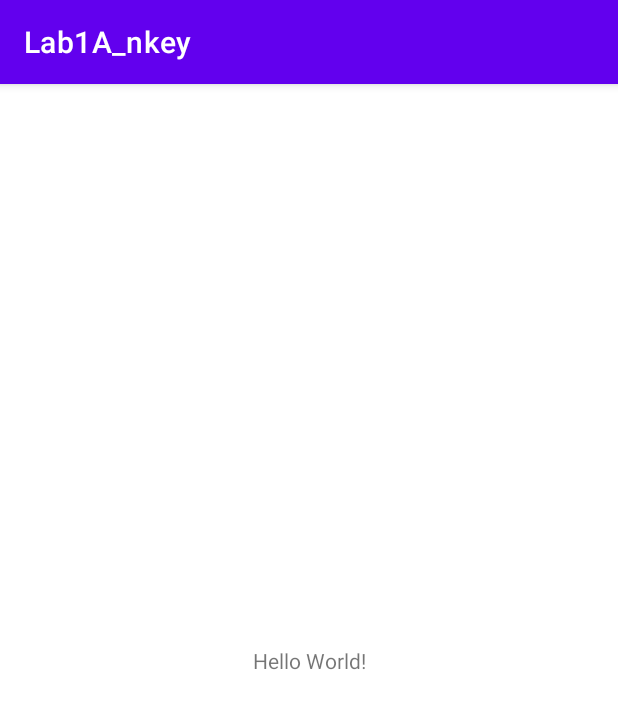
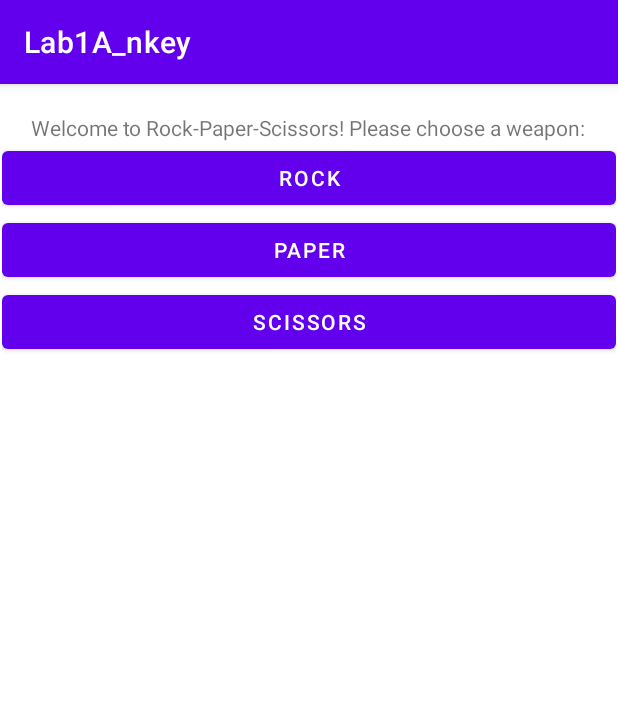
Before and after one commit to nkey0011/cs408_lab1a, an Android app: the screen it shows after launch (MainActivity), on a phone screen of 412 x 824 dp. Shown: the top 709 px of the screen. Run offline under Robolectric (Android 15) with nearby library versions, the phone set to English and light mode, and no system bars.

Commit message:
added buttons

```diff
--- a/app/src/main/res/layout/activity_main.xml
+++ b/app/src/main/res/layout/activity_main.xml
@@ -6,13 +6,38 @@
     android:layout_height="match_parent"
     tools:context=".MainActivity">
 
-    <TextView
-        android:layout_width="wrap_content"
-        android:layout_height="wrap_content"
-        android:text="Hello World!"
+    <LinearLayout
+        android:layout_width="409dp"
+        android:layout_height="729dp"
+        android:gravity="center|top"
+        android:orientation="vertical"
         app:layout_constraintBottom_toBottomOf="parent"
-        app:layout_constraintLeft_toLeftOf="parent"
-        app:layout_constraintRight_toRightOf="parent"
-        app:layout_constraintTop_toTopOf="parent" />
+        app:layout_constraintEnd_toEndOf="parent"
+        app:layout_constraintStart_toStartOf="parent"
+        app:layout_constraintTop_toTopOf="parent">
 
+        <TextView
+            android:id="@+id/description"
+            android:layout_width="wrap_content"
+            android:layout_height="wrap_content"
+            android:text="@string/welcome_to_rock_paper_scissors_please_choose_a_weapon" />
+
+        <Button
+            android:id="@+id/rock"
+            android:layout_width="match_parent"
+            android:layout_height="wrap_content"
+            android:text="@string/rock" />
+
+        <Button
+            android:id="@+id/paper"
+            android:layout_width="match_parent"
+            android:layout_height="wrap_content"
+            android:text="@string/paper" />
+
+        <Button
+            android:id="@+id/scissors"
+            android:layout_width="match_parent"
+            android:layout_height="wrap_content"
+            android:text="@string/scissors" />
+    </LinearLayout>
 </androidx.constraintlayout.widget.ConstraintLayout>
--- a/app/src/main/res/values/strings.xml
+++ b/app/src/main/res/values/strings.xml
@@ -1,3 +1,8 @@
 <resources>
     <string name="app_name">Lab1A_nkey</string>
+    <string name="welcome_to_rock_paper_scissors">Welcome to Rock-Paper-Scissors</string>
+    <string name="welcome_to_rock_paper_scissors_please_choose_a_weapon">Welcome to Rock-Paper-Scissors! Please choose a weapon:</string>
+    <string name="rock">rock</string>
+    <string name="paper">paper</string>
+    <string name="scissors">scissors</string>
 </resources>
```
